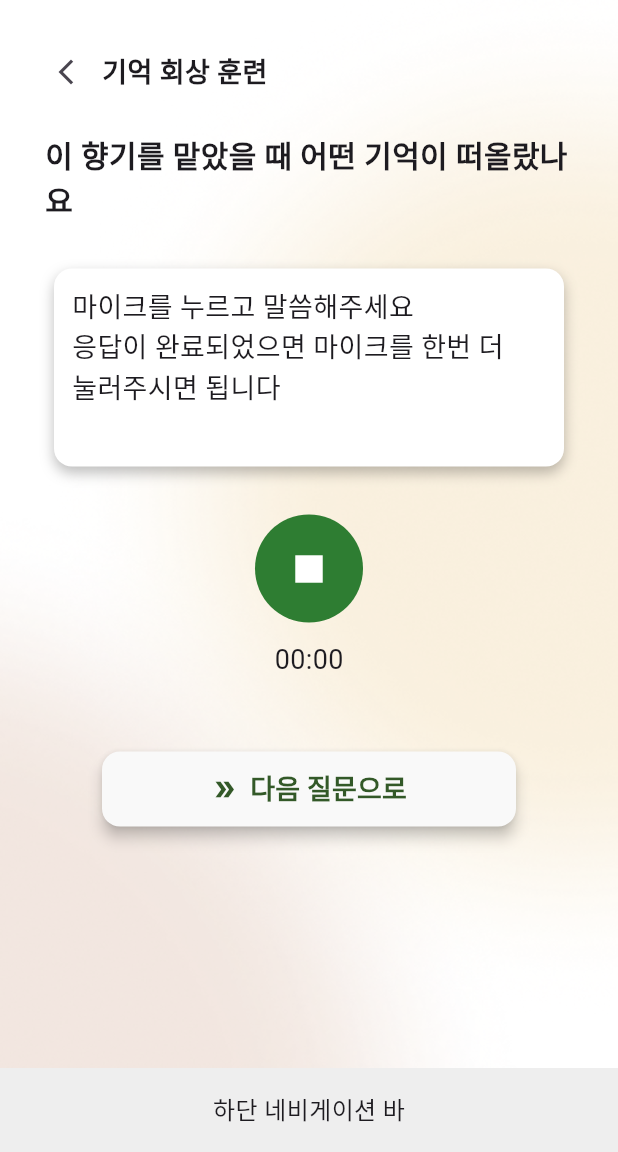
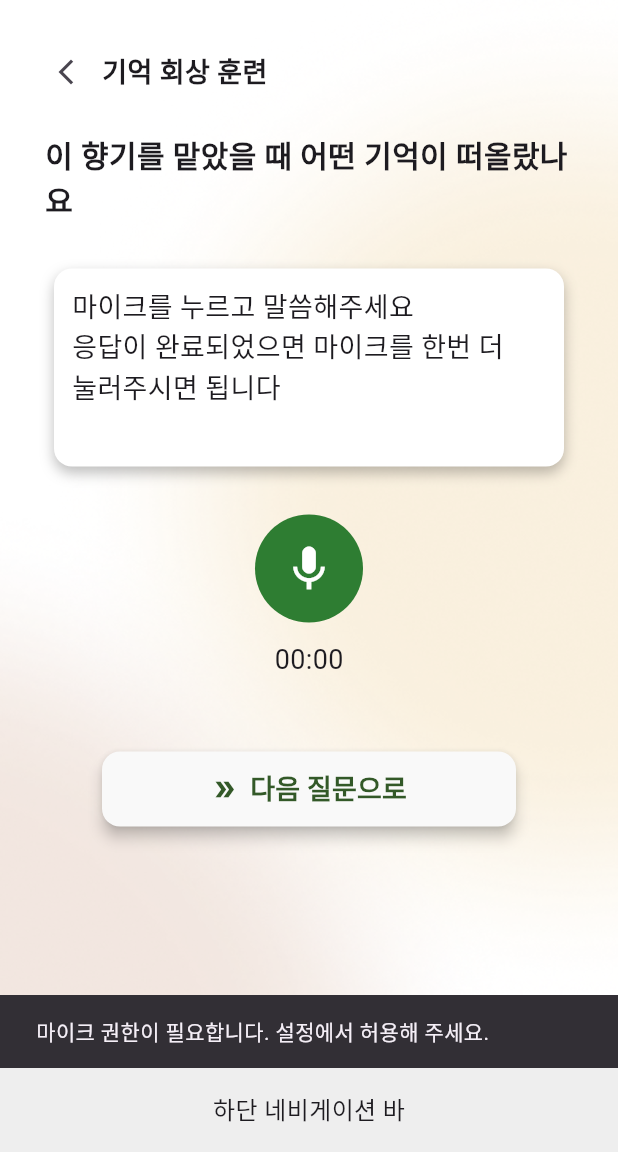
Before and after one commit to deepscent-cnu/deepscent-cnu-app, a Flutter app: the MemoryRecallChatScreen screen opened directly, after a tap on an icon or button, on a phone screen of 412 x 824 dp, the part 84-1236 px from its top. Run offline on Flutter 3.47's test engine with Material 3 defaults, Android fonts, the phone set to English and light mode, and no system bars; our stand-ins replace audioplayers, flutter_tts, get, shared_preferences, speech_to_text; missing offline and left inert: record; accounts and stored records are empty.

Commit message:
feat: STT 녹음 시작 전 마이크 권한 확인 및 요청 로직 추가

```diff
--- a/lib/features/memory_recall_training/presentation/screens/memory_recall_chat_screen.dart
+++ b/lib/features/memory_recall_training/presentation/screens/memory_recall_chat_screen.dart
@@ -51,6 +51,15 @@ class _MemoryRecallChatScreenState extends State<MemoryRecallChatScreen> {
 
   void toggleRecording() async {
     if (!isRecording) {
+      // 권한 확인/요청
+      final hasPerm = await _recorder.hasPermission();
+      if (!hasPerm) {
+        ScaffoldMessenger.of(context).showSnackBar(
+          const SnackBar(content: Text('마이크 권한이 필요합니다. 설정에서 허용해 주세요.')),
+        );
+        return;
+      }
+
       final dir = await getApplicationDocumentsDirectory();
       _filePath = '${dir.path}/recorded_audio.wav';
 
@@ -172,7 +181,7 @@ class _MemoryRecallChatScreenState extends State<MemoryRecallChatScreen> {
           SafeArea(
             child: SingleChildScrollView(
               padding: const EdgeInsets.symmetric(horizontal: 20)
-                  .copyWith(bottom: 200),
+                  .copyWith(bottom: 500),
               child: Column(
                 crossAxisAlignment: CrossAxisAlignment.stretch,
                 children: [
```
